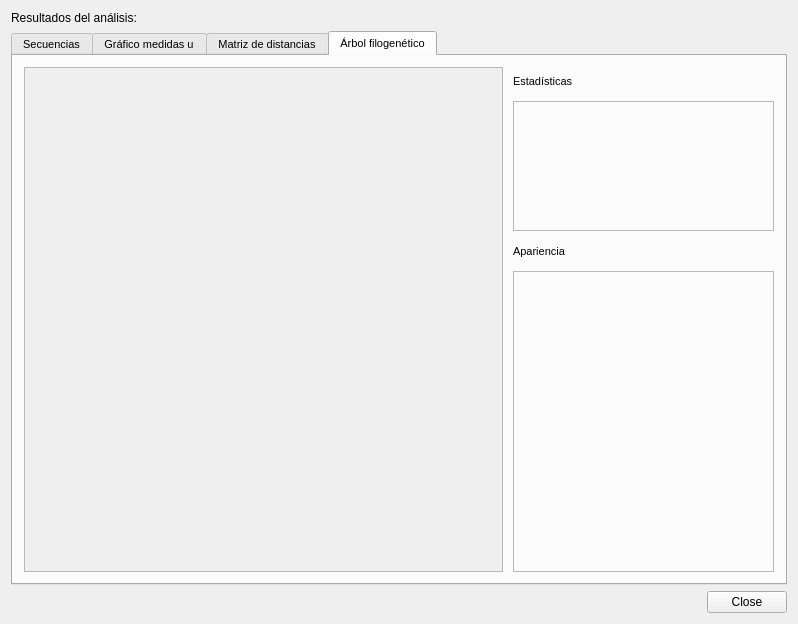
The window that src/gui/CorrelationAnalysisResultsForm.ui (hspitia/GenomAMf) describes before a commit, drawn with Qt 5.
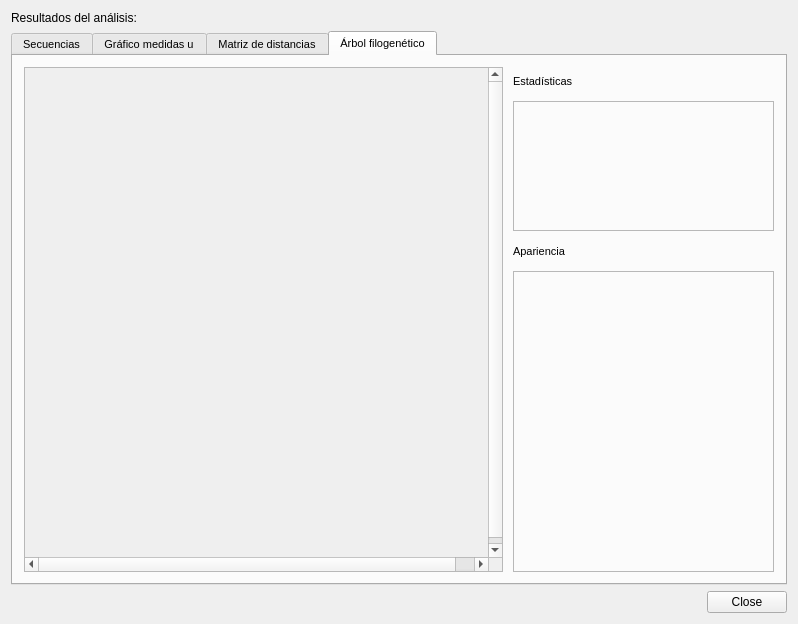
The same window after the commit. The open tabs and pages were chosen to show the change. Icons and pictures are not drawn.

Commit message: Árbol filogenético ok - corregido

What changed in the file:
```diff
--- a/src/gui/CorrelationAnalysisResultsForm.ui
+++ b/src/gui/CorrelationAnalysisResultsForm.ui
@@ -160,7 +160,7 @@
           </size>
          </property>
          <property name="widgetResizable">
-          <bool>true</bool>
+          <bool>false</bool>
          </property>
          <widget class="QWidget" name="scrollAreaWidgetContents">
           <property name="geometry">
```
The commit also changes 1 other file.
